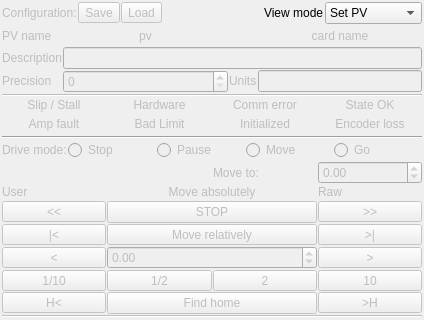
AustralianSynchrotron/motorcontrol, file qcamotorgui/qcamotorgui-setup.ui: the form before one commit; both pictures show x 0 to 424 and y 0 to 320 of the 424 by 808 pixel window.
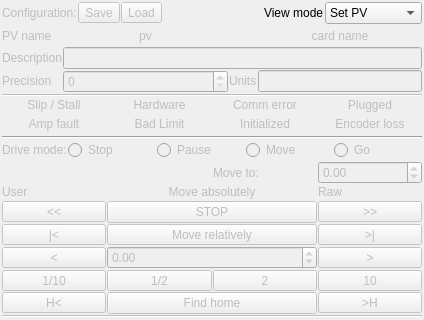
The form after the commit. Custom widgets are drawn as their Qt base class.

```diff
--- a/qcamotorgui/qcamotorgui-setup.ui
+++ b/qcamotorgui/qcamotorgui-setup.ui
@@ -318,7 +318,7 @@
          <item row="0" column="3">
           <widget class="QLabel" name="status">
            <property name="text">
-            <string>State OK</string>
+            <string>Plugged</string>
            </property>
            <property name="alignment">
             <set>Qt::AlignCenter</set>
```
Left out of the diff: 323 changed lines with no effect on the pictures.
